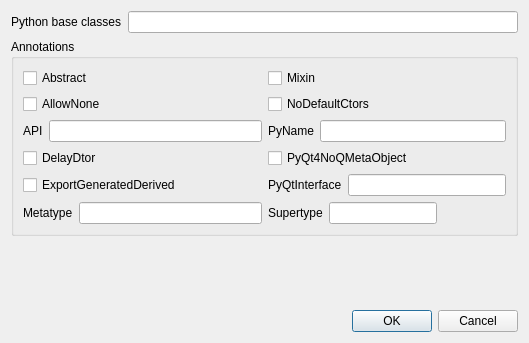
Above: metasip/api_editor/Designer/ClassPropertiesBase.ui from Python-SIP/metasip before the change. Below: the same form after it.
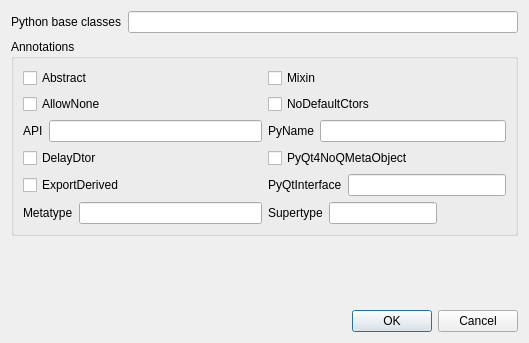
That is the form after the change.

Commit message: Renamed /ExportGeneratedDerived/ to /ExportDerived/.

What changed in the file:
```diff
--- a/metasip/api_editor/Designer/ClassPropertiesBase.ui
+++ b/metasip/api_editor/Designer/ClassPropertiesBase.ui
@@ -107,7 +107,7 @@
       <item row="4" column="0">
        <widget class="QCheckBox" name="exportgenderivedCb">
         <property name="text">
-         <string>ExportGeneratedDerived</string>
+         <string>ExportDerived</string>
         </property>
        </widget>
       </item>
```
Left out of the diff: 2 changed lines with no effect on the pictures. The commit also changes 1 other file.
